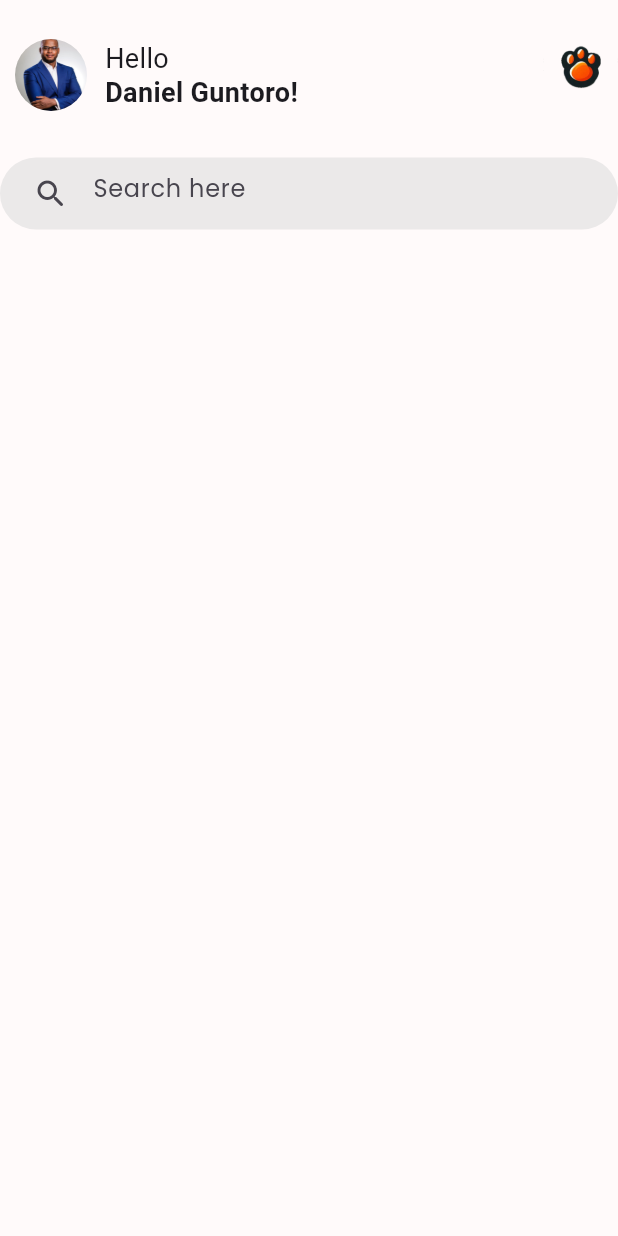
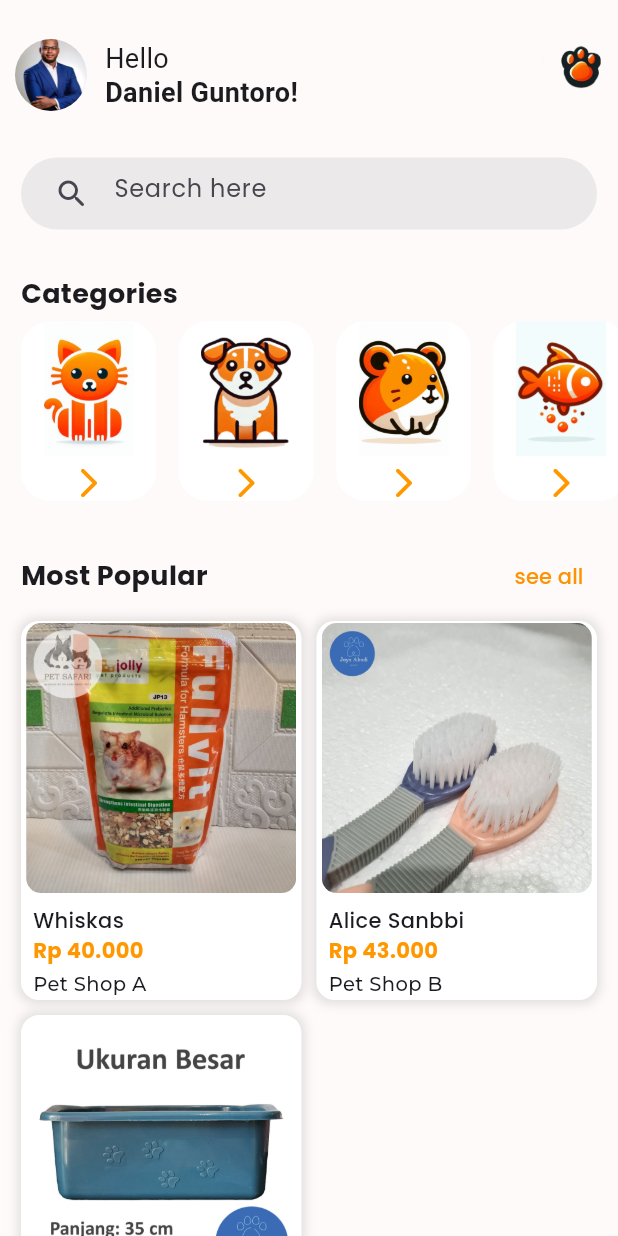
Before and after one commit to EasyLex/pawtastic_dart, a Flutter app: the Home screen opened directly, on a phone screen of 412 x 824 dp. Run offline on Flutter 3.47's test engine with Material 3 defaults, Android fonts, the phone set to English and light mode, and no system bars; our stand-ins replace cloud_firestore, firebase_auth, firebase_core, flutter_svg, lottie; accounts and stored records are empty.

Commit message:
Home view page done & move to the home page folder

```diff
--- a/lib/main.dart
+++ b/lib/main.dart
@@ -5,7 +5,7 @@ import 'package:untitled/pages/Orders/myOrders.dart';
 import 'package:untitled/pages/search.dart';
 import 'package:untitled/pages/settings.dart';
 import 'package:untitled/pages/starting/forgotPassword.dart';
-import 'package:untitled/pages/home.dart';
+import 'package:untitled/pages/Home/home.dart';
 import 'package:untitled/pages/starting/loginPage.dart';
 import 'package:untitled/pages/starting/onboarding.dart';
 import 'package:untitled/pages/starting/signupPage.dart';
@@ -29,7 +29,7 @@ class MyApp extends StatelessWidget {
   @override
   Widget build(BuildContext context) {
     return MaterialApp(
-      title: 'Flutter Demo',
+      title: 'Pawtastic',
       debugShowCheckedModeBanner: false,
       theme: ThemeData(
         fontFamily: 'Poppins', // membuat font Poppins untuk keseluruhan file
--- /dev/null
+++ b/lib/pages/Home/home.dart
@@ -0,0 +1,384 @@
+import 'package:flutter/material.dart';
+import 'package:untitled/pages/Home/product_details.dart';
+import 'package:untitled/pages/bottomBar.dart';
+import 'package:untitled/pages/Home/product_category.dart';
+import 'package:untitled/widget/textButton.dart';
+
+class Home extends StatefulWidget {
+  const Home({super.key});
+
+  @override
+  State<Home> createState() => _HomeState();
+}
+
+class _HomeState extends State<Home> {
+  List categories =[
+    "images/cat.jpeg",
+    "images/dog.png",
+    "images/hamster.jpeg",
+    "images/fish.jpeg"
+  ];
+
+  List categoryName =[
+    "Cat",
+    "Dog",
+    "Hamster",
+    "Fish"
+  ];
+
+  // Dummy product list
+final List<Map<String, dynamic>> products = [
+  {
+    "productName": "Whiskas",
+    "productImage": "images/MakananHamsterJolly400gr.jpg",
+    "description": "Cat food",
+    "category": "Cat",
+    "price": "Rp 40.000",
+    "stock": 10,
+    "productSold": 15,
+    "sellerName": "Pet Shop A",
+    "sellerAddress": "123 Main St"
+  },
+  {
+    "productName": "Alice Sanbbi",
+    "productImage": "images/SisirBrushPetGroomingSisirKucingAnjing.jpg",
+    "description": "Bathing sand for hamsters",
+    "category": "Hamster",
+    "price": "Rp 43.000",
+    "stock": 8,
+    "productSold": 10,
+    "sellerName": "Pet Shop B",
+    "sellerAddress": "456 Market Rd"
+  },
+  {
+    "productName": "Hamster Cage",
+    "productImage": "images/LitterBoxKucingBesarJumboBaskom.png",
+    "description": "A small cage for hamsters",
+    "category": "Hamster",
+    "price": "Rp 30.000",
+    "stock": 5,
+    "productSold": 9,
+    "sellerName": "Pet Shop C",
+    "sellerAddress": "789 Pet Lane"
+  },
+];
+
+  @override
+  Widget build(BuildContext context) {
+    final FocusNode _focusNode = FocusNode();
+
+    return Scaffold(
+      backgroundColor: const Color.fromARGB(255, 255, 250, 250),
+
+      body: GestureDetector(
+        onTap: () {
+          FocusScope.of(context).requestFocus(FocusNode());
+        },
+        child: SafeArea(
+          child: SingleChildScrollView(
+            // Padding agar isi halaman bagian bawah tidak tertutup bottom bar
+            padding: EdgeInsets.only(bottom: 90, top: 25),
+            child: Container(
+              child: Column(
+                children: [
+                  Row(
+                    mainAxisAlignment: MainAxisAlignment.spaceBetween,
+                    children: [
+                      Row(
+                        children: [
+                          SizedBox(width: 10),
+                          ClipRRect(
+                            borderRadius: BorderRadius.circular(50),
+                            child: Image.asset(
+                              "images/photoprofile.jpg",
+                              height: 48,
+                              width: 48,
+                              fit: BoxFit.cover,
+                            ),
+                          ),
+                          SizedBox(width: 12.0),
+                          Column(
+                            crossAxisAlignment: CrossAxisAlignment.start,
+                            mainAxisSize: MainAxisSize.min,
+                            children: [
+                              Text.rich(
+                                TextSpan(
+                                  text: "Hello\n",
+                                  style: TextStyle(
+                                        fontSize: 18,
+                                        fontWeight: FontWeight.w400,
+                                        height: 1.3,
+                                  ),
+                                  children: <TextSpan>[
+                                    TextSpan(
+                                      text: "Daniel Guntoro!",
+                                      style: TextStyle(
+                                        fontSize: 18,
+                                        fontWeight: FontWeight.w600,
+                                        height: 1.3,
+                                      )
+                                    )
+                                  ]
+                                )
+
+                              ),
+                            ],
+                          ),
+                        ]
+                      ),
+                      ClipRRect(
+                        child: Image.asset(
+                          "images/pawlogo.png",
+                          height: 50,
+                          width: 50,
+                          fit: BoxFit.cover,
+                        ),
+                      ),
+                    ],
+                  ),
+                  SizedBox(height: 30.0),
+                  Padding(
+                    padding: const EdgeInsets.symmetric(horizontal: 14.0),
+                    child: Container(
+                      padding: EdgeInsets.only(left: 10.0),
+                      decoration: BoxDecoration(
+                        color: Color.fromRGBO(235, 233, 233, 1),
+                        borderRadius: BorderRadius.circular(30.0)
+                      ),
+                      width: MediaQuery.of(context).size.width,
+                      child: TextField(
+                        decoration: InputDecoration(
+                          border:InputBorder.none,
+                          hintText: "Search here",
+                          hintStyle: TextStyle(
+
+                          ),
+                          prefixIcon: Icon(Icons.search_rounded),
+                          // prefixIcon: Padding(
+                          //   padding: const EdgeInsets.only(left: 10.0),  // Padding inside prefixIcon
+                          //   child: SvgPicture.asset(
+                          //     'assets/icon/search-alt-svgrepo-com.svg',  // Path to your SVG file
+                          //     height: 30.0,  // Adjust size
+                          //     width: 30.0,  // Adjust size
+                          //     fit: BoxFit.contain
+                          //   ),
+                          // ),
+
+                        ),
+
+                      ),
+                    ),
+                  ),
+                  SizedBox(height: 30.0),
+
+                  // Kategori
+                  Container(
+                    padding: EdgeInsets.symmetric(horizontal: 14.0),
+                    child: Row(
+                      mainAxisAlignment: MainAxisAlignment.spaceBetween,
+                      children: [
+                        Text(
+                          "Categories",
+                          style: TextStyle(
+                            fontSize: 18.0,
+                            fontWeight: FontWeight.w700
+                          )
+                        ),
+                      ],
+                    ),
+                  ),
+                  SizedBox(height: 5.0),
+                  Container(
+                    margin: EdgeInsets.only(left: 14.0),
+                    height: 120.0,
+                    child: ListView.builder(
+                      itemCount: categories.length,   //tampilkan semua yang ada di categories
+                      shrinkWrap: true,
+                      scrollDirection: Axis.horizontal,
+                      itemBuilder: (context, index){
+                        return CategoryTile(image: categories[index], name:categoryName[index]);
+                      }
+                    ),
+                  ),
+                  SizedBox(height: 30.0),
+
+                  // Terpopouler
+                  Container(
+                    padding: EdgeInsets.symmetric(horizontal: 14.0),
+                    child: Row(
+                      mainAxisAlignment: MainAxisAlignment.spaceBetween,
+                      children: [
+                        Text(
+                          "Most Popular",
+                          style: TextStyle(
+                            fontSize: 18.0,
+                            fontWeight: FontWeight.w700
+                          )
+                        ),
+                        TextbuttonNavigation(
+                          text: "see all",
+                          route: '/test',
+                          textStyle: TextStyle(
+                            color: Color.fromRGBO(252, 147, 3, 1.0),
+                            fontWeight: FontWeight.w500,
+                          ),
+                        )
+                      ],
+                    ),
+                  ),
+                  const SizedBox(height: 10.0),
+                  Container(
+                    padding: EdgeInsets.symmetric(horizontal: 14.0),
+                    child: GridView.builder(
+                      shrinkWrap: true,
+                      physics: const NeverScrollableScrollPhysics(),
+                      itemCount: products.length,
+                      gridDelegate: const SliverGridDelegateWithFixedCrossAxisCount(
+                        crossAxisCount: 2,
+                        crossAxisSpacing: 10.0,
+                        mainAxisSpacing: 10.0,
+                        childAspectRatio: 0.74, // Adjust the aspect ratio to match the card's style
+                      ),
+                      itemBuilder: (context, index) {
+                        final product = products[index];
+                        return GestureDetector(
+                          onTap: () {
+                            // Navigate to details page, passing product data
+                            Navigator.push(
+                              context,
+                              MaterialPageRoute(
+                                builder: (context) => ProductDetails(product: product),
+                              ),
+                            );
+                          },
+                          child: Container(
+                            decoration: BoxDecoration(
+                              color: Colors.white,
+                              borderRadius: BorderRadius.circular(12.0),
+                              boxShadow: [
+                                BoxShadow(
+                                  color: Colors.grey.withOpacity(0.3),
+                                  spreadRadius: 2,
+                                  blurRadius: 5,
+                                ),
+                              ],
+                            ),
+                            child: Column(
+                              mainAxisAlignment: MainAxisAlignment.center,
+                              crossAxisAlignment: CrossAxisAlignment.start,
+                              children: [
+                                Center(
+                                  child: ClipRRect(
+                                    borderRadius: BorderRadius.circular(10),
+                                    child: Image.asset(
+                                      product["productImage"],
+                                      height: 180,
+                                      // width: double.infinity,
+                                      fit: BoxFit.cover,
+                                    ),
+                                  ),
+                                ),
+
+                                const SizedBox(height: 8.0),
+                                Padding(
+                                  padding: const EdgeInsets.symmetric(horizontal: 8.0),
+                                  child: Column(
+                                    crossAxisAlignment: CrossAxisAlignment.start,
+                                    children: [
+                                      Text(
+                                        product["productName"],
+                                        style: const TextStyle(
+                                          fontSize: 14.0,
+                                          fontWeight: FontWeight.w500,
+                                        ),
+                                        maxLines: 1,
+                                        overflow: TextOverflow.ellipsis,
+                                      ),
+
+                                      Text(
+                                        product["price"],
+                                        style: const TextStyle(
+                                          fontSize: 14.0,
+                                          color: Colors.orange,
+                                          fontWeight: FontWeight.bold,
+                                        ),
+                                      ),
+                                      SizedBox(height: 3.0,),
+                                      Text(
+                                        product["sellerName"],
+                                        style: const TextStyle(
+                                          fontSize: 13.0,
+                                          fontWeight: FontWeight.w500,
+                                          fontFamily: "Montserrat"
+                                        ),
+                                      ),
+                                    ],
+                                  ),
+                                ),
+                              ],
+                            ),
+                          ),
+                        );
+                      },
+                    ),
+                  ),
+
+
+                ],
+              )
+
+            ),
+          ),
+
+        ),
+
+      ),
+    );
+
+  }
+}
+
+class CategoryTile extends StatelessWidget {
+  String image, name;
+  CategoryTile({required this.image, required this.name});
+
+  @override
+  Widget build(BuildContext context) {
+    return GestureDetector(
+      onTap: (){
+        Navigator.push(
+          context,
+          MaterialPageRoute(builder: (context)=> ProductCategory(categoryName: name))
+        );
+      },
+      child: Container(
+        margin: EdgeInsets.only(right: 15.0),
+        height: 90.0,
+        width: 90.0,
+        decoration: BoxDecoration(
+          color: Colors.white,
+          borderRadius: BorderRadius.circular(20.0)
+        ),
+        child: Column(
+          mainAxisAlignment: MainAxisAlignment.spaceBetween,
+          children: [
+            Image.asset(
+              image,
+              height: 90,
+              width: 60,
+              fit: BoxFit.cover
+            ),
+            Icon(Icons.arrow_forward_ios_rounded, color: Colors.orange)
+          ]
+        ),
+      )
+    );
+  }
+}
+
+class toHomePage extends StatelessWidget{
+  @override
+  Widget build(BuildContext context) {
+    return Bottombar(initialIndex: 0);
+  }
+}
--- a/lib/pages/home.dart
+++ /dev/null
@@ -1,115 +0,0 @@
-import 'package:flutter/material.dart';
-import 'package:untitled/pages/bottomBar.dart';
-import 'package:untitled/widget/textField1.dart';
-
-class Home extends StatefulWidget {
-  const Home({super.key});
-
-  @override
-  State<Home> createState() => _HomeState();
-}
-
-class _HomeState extends State<Home> {
-  @override
-  Widget build(BuildContext context) {
-    return Scaffold(
-      backgroundColor: const Color.fromARGB(255, 255, 250, 250),
-      body: SafeArea(
-        child: SingleChildScrollView(
-          // Padding agar isi halaman bagian bawah tidak tertutup bottom bar
-          padding: EdgeInsets.only(bottom: 90, top: 25),
-          child: Container(
-            child: Column(
-              children: [
-                Row(
-                  mainAxisAlignment: MainAxisAlignment.spaceBetween,
-                  children: [
-                    Row(
-                      children: [
-                        SizedBox(width: 10),
-                        ClipRRect(
-                          borderRadius: BorderRadius.circular(50),
-                          child: Image.asset(
-                            "images/photoprofile.jpg",
-                            height: 48,
-                            width: 48,
-                            fit: BoxFit.cover,
-                          ),
-                        ),
-                        SizedBox(width: 12.0),
-                        Column(
-                          crossAxisAlignment: CrossAxisAlignment.start,
-                          mainAxisSize: MainAxisSize.min,
-                          children: [
-                            Text.rich(
-                              TextSpan(
-                                text: "Hello\n",
-                                style: TextStyle(
-                                      fontSize: 18,
-                                      fontWeight: FontWeight.w400,
-                                      height: 1.3,
-                                ),
-                                children: <TextSpan>[
-                                  TextSpan(
-                                    text: "Daniel Guntoro!",
-                                    style: TextStyle(
-                                      fontSize: 18,
-                                      fontWeight: FontWeight.w600,
-                                      height: 1.3,
-                                    )
-                                  )
-                                ]
-                              )
-
-                            ),
-                          ],
-                        ),
-                      ]
-                    ),
-                    ClipRRect(
-                      child: Image.asset(
-                        "images/pawlogo.png",
-                        height: 50,
-                        width: 50,
-                        fit: BoxFit.cover,
-                      ),
-                    ),
-                  ],
-                ),
-                SizedBox(height: 30.0),
-                Container(
-                  padding: EdgeInsets.only(left: 10.0),
-                  decoration: BoxDecoration(
-                    color: Color.fromRGBO(235, 233, 233, 1),
-                    borderRadius: BorderRadius.circular(30.0)
-                  ),
-                  width: MediaQuery.of(context).size.width,
-                  child: TextField(
-                    decoration: InputDecoration(
-                      border:InputBorder.none,
-                      hintText: "Search here",
-                      hintStyle: TextStyle(
-
-                      ),
-                      prefixIcon: Icon(Icons.search_rounded),
-                    ),
-                  ),
-                )
-
-              ],
-            )
-
-          ),
-        ),
-      ),
-    );
-
-  }
-}
-
-class toHomePage extends StatelessWidget{
-  @override
-  Widget build(BuildContext context) {
-    return Bottombar(initialIndex: 0);
-  }
-}
--- a/pubspec.yaml
+++ b/pubspec.yaml
@@ -40,6 +40,7 @@ dependencies:
   firebase_core: ^3.9.0
   firebase_database: ^11.2.0
   firebase_auth: ^5.3.4
+  flutter_svg: ^2.0.16
 
 dev_dependencies:
   flutter_test:
@@ -67,6 +68,7 @@ flutter:
     - images/
     - assets/fonts/
     - assets/animation/
+    - assets/icon/
 
   # Menambahkan font
   fonts:
```
Also changed, not shown: lib/pages/Home/product_category.dart (added, +57 -0 lines), lib/pages/Home/product_details.dart (added, +55 -0 lines), lib/pages/bottomBar.dart (+8 -2 lines), images/cat.jpeg (added), images/dog.png (added), images/fish.jpeg (added), images/hamster.jpeg (added), pubspec.lock.
